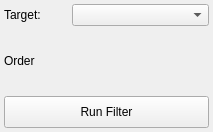
Above: Interface/ToolInterface/OtsuThresholdFilterInterface.ui from jessdtate/Seg3D before the change. Below: the same form after it.
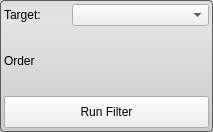
That is the form after the change.

Commit message: updates to all tool interfaces

The edit to the form file:
```diff
--- a/Interface/ToolInterface/OtsuThresholdFilterInterface.ui
+++ b/Interface/ToolInterface/OtsuThresholdFilterInterface.ui
@@ -37,6 +37,13 @@
   <property name="windowTitle">
    <string>Otsu Threshold Filter</string>
   </property>
+  <property name="styleSheet">
+   <string notr="true">QWidget#OtsuThresholdFilterInterface{
+	border-radius: 4px;
+	border: 1px solid rgb(90, 90, 90);
+	background-color: qlineargradient(spread:pad, x1:0.5, y1:0, x2:0.5, y2:0.960227, stop:0 rgba(221, 221, 221, 255), stop:0.155779 rgba(228, 228, 228, 255), stop:1 rgba(202, 204, 204, 255));      
+}</string>
+  </property>
   <layout class="QVBoxLayout" name="verticalLayout">
    <property name="spacing">
     <number>0</number>
```
The commit also changes 26 other files.
